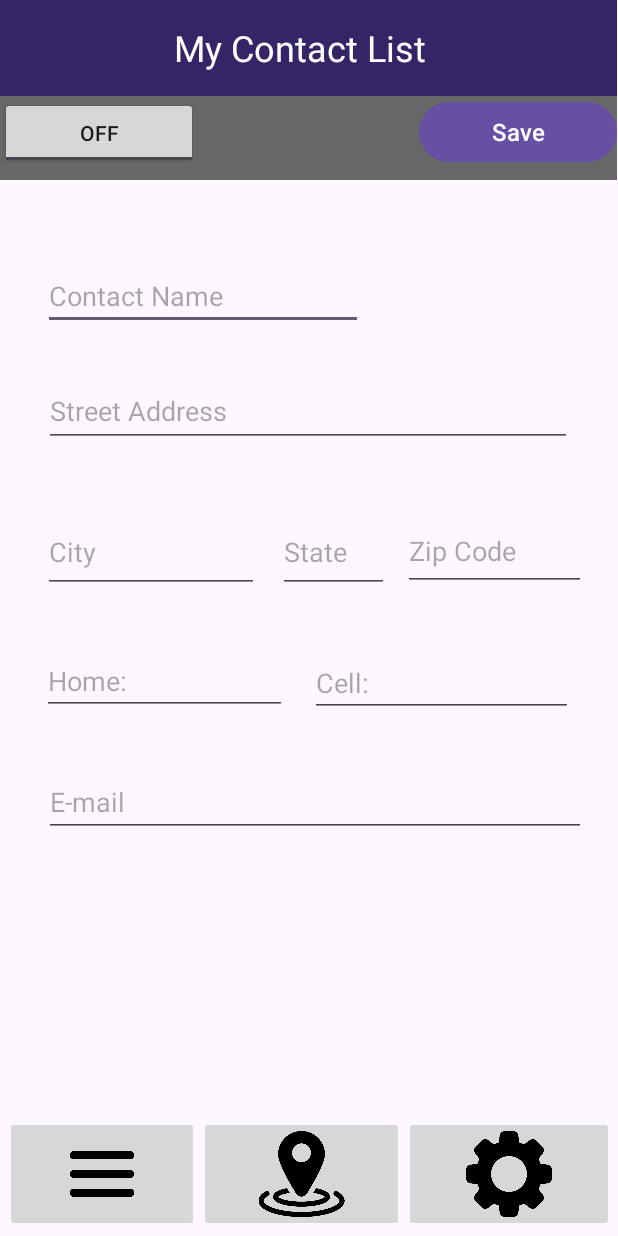
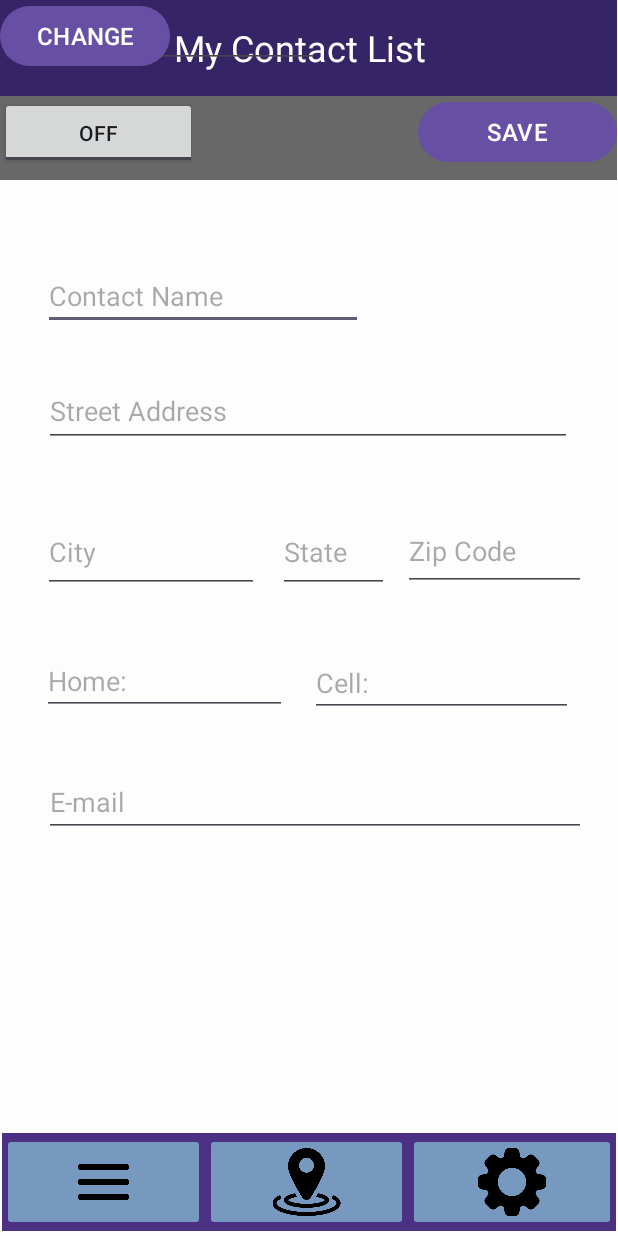
Before and after one commit to etimethedime/MobileAppProject2, an Android app: the Chapter4_MyContactsActivity screen opened directly, with no data from a screen before it, on a phone screen of 412 x 824 dp. Run offline under Robolectric (Android 15) with nearby library versions, the phone set to English and light mode, and no system bars.

Commit message:
little ui changes

```diff
--- a/app/src/main/res/layout/activity_chapter4_my_contacts.xml
+++ b/app/src/main/res/layout/activity_chapter4_my_contacts.xml
@@ -5,12 +5,14 @@
     android:id="@+id/main"
     android:layout_width="match_parent"
     android:layout_height="match_parent"
+    android:background="#FDFDFD"
     tools:context=".Chapter4_MyContactsActivity">
 
     <LinearLayout
         android:id="@+id/linearLayout2"
-        android:layout_width="406dp"
-        android:layout_height="77dp"
+        android:layout_width="409dp"
+        android:layout_height="65dp"
+        android:background="#4B3083"
         android:orientation="horizontal"
         app:layout_constraintBottom_toBottomOf="parent"
         app:layout_constraintEnd_toEndOf="parent"
@@ -20,9 +22,11 @@
 
         <ImageButton
             android:id="@+id/imageButton6"
-            android:layout_width="66dp"
+            android:layout_width="73dp"
             android:layout_height="match_parent"
             android:layout_weight="1"
+            android:backgroundTint="#7799BF"
+            android:backgroundTintMode="src_in"
             android:scaleType="fitCenter"
             android:src="@drawable/menu" />
 
@@ -31,6 +35,8 @@
             android:layout_width="73dp"
             android:layout_height="match_parent"
             android:layout_weight="1"
+            android:backgroundTint="#7799BF"
+            android:backgroundTintMode="src_in"
             android:scaleType="fitCenter"
             android:src="@drawable/location" />
 
@@ -39,6 +45,8 @@
             android:layout_width="76dp"
             android:layout_height="match_parent"
             android:layout_weight="1"
+            android:backgroundTint="#7799BF"
+            android:backgroundTintMode="src_in"
             android:scaleType="fitCenter"
             android:src="@drawable/settings" />
 
@@ -206,14 +214,34 @@
                 android:layout_weight="1" />
 
             <Button
-                android:id="@+id/saveButton"
+                android:id="@+id/saveButton2"
                 android:layout_width="wrap_content"
                 android:layout_height="wrap_content"
                 android:layout_weight="1"
-                android:text="Save"
+                android:text="SAVE"
                 android:textSize="16sp" />
         </LinearLayout>
 
     </LinearLayout>
 
+    <EditText
+        android:id="@+id/birthdayText"
+        android:layout_width="wrap_content"
+        android:layout_height="wrap_content"
+        android:ems="10"
+        android:hint="Birthday"
+        android:inputType="date"
+        tools:layout_editor_absoluteX="29dp"
+        tools:layout_editor_absoluteY="514dp" />
+
+    <Button
+        android:id="@+id/saveButton"
+        android:layout_width="wrap_content"
+        android:layout_height="wrap_content"
+        android:layout_weight="1"
+        android:text="CHANGE"
+        android:textSize="16sp"
+        tools:layout_editor_absoluteX="271dp"
+        tools:layout_editor_absoluteY="515dp" />
+
 </androidx.constraintlayout.widget.ConstraintLayout>
```
